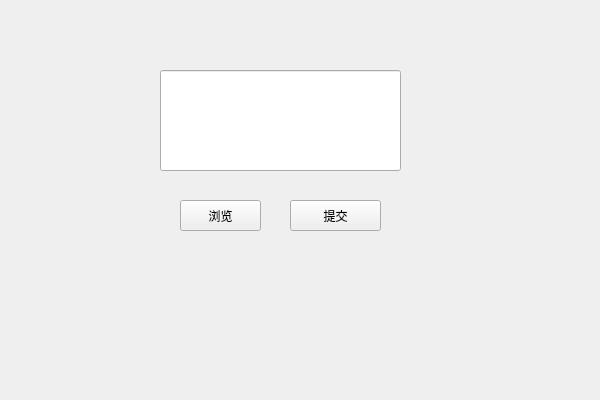
Qt form QtWidgetsApplication1/uploader.ui (lms2004/test) before a commit.
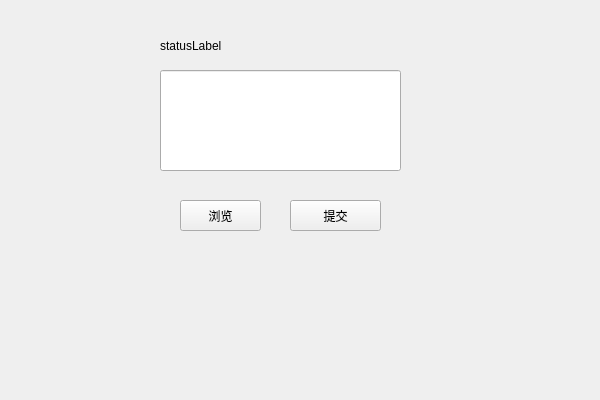
The same form after that commit.

Commit message: 上传已跑通，需要增加进度提示

```diff
--- a/QtWidgetsApplication1/uploader.ui
+++ b/QtWidgetsApplication1/uploader.ui
@@ -49,6 +49,19 @@
     <string>提交</string>
    </property>
   </widget>
+  <widget class="QLabel" name="statusLabel">
+   <property name="geometry">
+    <rect>
+     <x>160</x>
+     <y>30</y>
+     <width>131</width>
+     <height>31</height>
+    </rect>
+   </property>
+   <property name="text">
+    <string>statusLabel</string>
+   </property>
+  </widget>
  </widget>
  <layoutdefault spacing="6" margin="11"/>
  <resources/>
```
Left out of the diff: 4 changed lines with no effect on the pictures. The commit also changes 2 other files.
